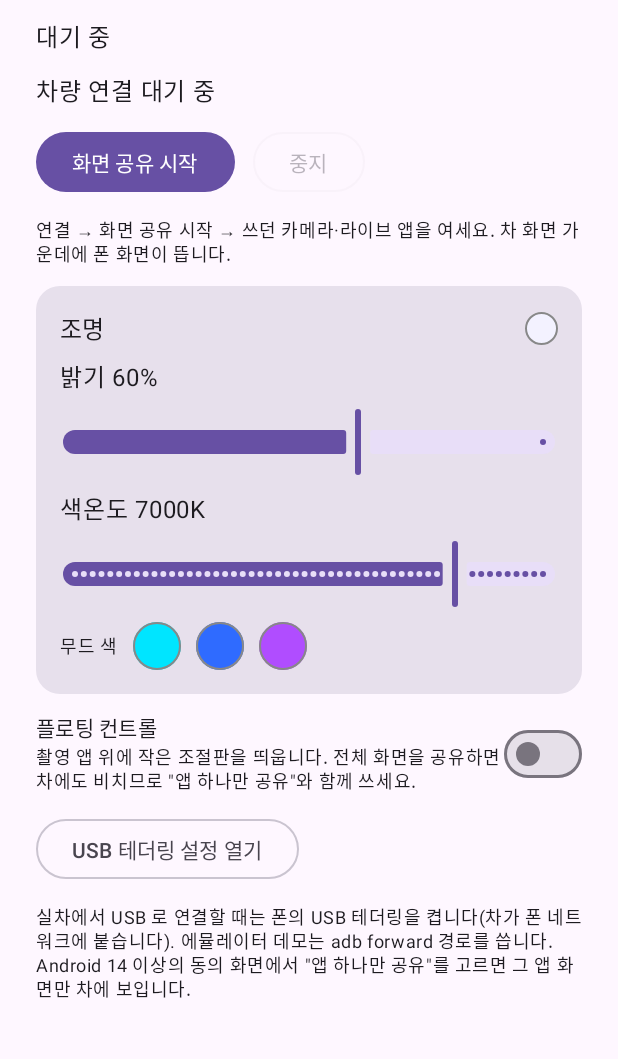
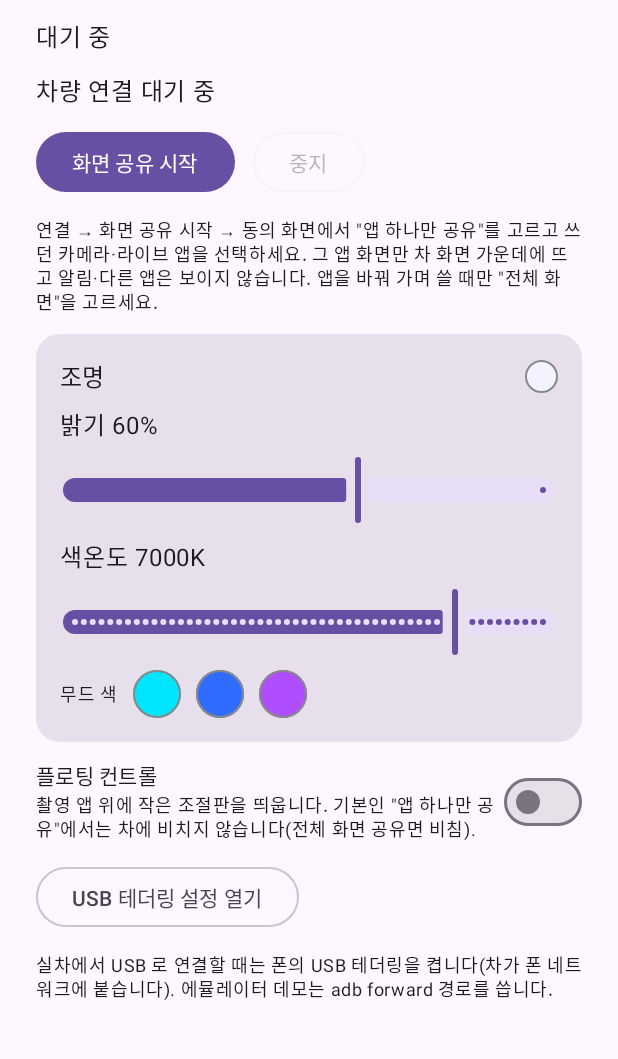
Before and after one commit to INseoOUT/HD_hollow, an Android app built with Jetpack Compose: the screen it shows after launch (MainActivity), on a phone screen of 412 x 824 dp, the part 84-1143 px from its top. Run offline under Robolectric (Android 15) with nearby library versions, the phone set to English and light mode, and no system bars.

Commit message:
phone: 기본 안내를 "앱 하나만 공유"로(촬영 앱만 차에 보임, 플로팅 컨트롤·알림 비노출)
시스템 동의 화면에서 사용자가 고르는 것이라 앱은 안내 문구만 바꾼다. "전체 화면"은 앱을 바꿔 가며 쓸 때만.

Co-Authored-By: Claude Fable 5.1 <noreply@anthropic.com>

```diff
--- a/poc/phone/src/main/java/com/hdhollow/studio/phone/MainActivity.kt
+++ b/poc/phone/src/main/java/com/hdhollow/studio/phone/MainActivity.kt
@@ -118,7 +118,8 @@ class MainActivity : ComponentActivity() {
     }
 
     private fun launchCapture() {
-        // Android 14+ 동의 화면에서 "앱 하나만 공유"를 고르면 그 앱 화면만 차에 보인다. 앱을 바꿔 쓰려면 "전체 화면"
+        // 기본 안내는 "앱 하나만 공유"(11/09 결정): 고른 촬영 앱 화면만 차에 보이고 알림·다른 앱·플로팅 컨트롤은 안 비친다.
+        // "전체 화면"은 앱을 바꿔 가며 쓸 때만. 어느 쪽인지는 시스템 동의 화면에서 사용자가 고른다(앱이 강제할 수 없음)
         capture.launch(getSystemService(MediaProjectionManager::class.java).createScreenCaptureIntent())
     }
 
@@ -159,7 +160,8 @@ private fun PhoneScreen(
             OutlinedButton(onStop, enabled = status.running) { Text("중지") }
         }
         Text(
-            "연결 → 화면 공유 시작 → 쓰던 카메라·라이브 앱을 여세요. 차 화면 가운데에 폰 화면이 뜹니다.",
+            "연결 → 화면 공유 시작 → 동의 화면에서 \"앱 하나만 공유\"를 고르고 쓰던 카메라·라이브 앱을 선택하세요. " +
+                "그 앱 화면만 차 화면 가운데에 뜨고 알림·다른 앱은 보이지 않습니다. 앱을 바꿔 가며 쓸 때만 \"전체 화면\"을 고르세요.",
             style = MaterialTheme.typography.bodySmall
         )
 
@@ -169,7 +171,7 @@ private fun PhoneScreen(
             Column(Modifier.weight(1f)) {
                 Text("플로팅 컨트롤", style = MaterialTheme.typography.bodyMedium)
                 Text(
-                    "촬영 앱 위에 작은 조절판을 띄웁니다. 전체 화면을 공유하면 차에도 비치므로 \"앱 하나만 공유\"와 함께 쓰세요.",
+                    "촬영 앱 위에 작은 조절판을 띄웁니다. 기본인 \"앱 하나만 공유\"에서는 차에 비치지 않습니다(전체 화면 공유면 비침).",
                     style = MaterialTheme.typography.bodySmall
                 )
             }
@@ -178,8 +180,7 @@ private fun PhoneScreen(
 
         OutlinedButton(onTethering) { Text("USB 테더링 설정 열기") }
         Text(
-            "실차에서 USB 로 연결할 때는 폰의 USB 테더링을 켭니다(차가 폰 네트워크에 붙습니다). 에뮬레이터 데모는 adb forward 경로를 씁니다. " +
-                "Android 14 이상의 동의 화면에서 \"앱 하나만 공유\"를 고르면 그 앱 화면만 차에 보입니다.",
+            "실차에서 USB 로 연결할 때는 폰의 USB 테더링을 켭니다(차가 폰 네트워크에 붙습니다). 에뮬레이터 데모는 adb forward 경로를 씁니다.",
             style = MaterialTheme.typography.bodySmall
         )
     }
```
